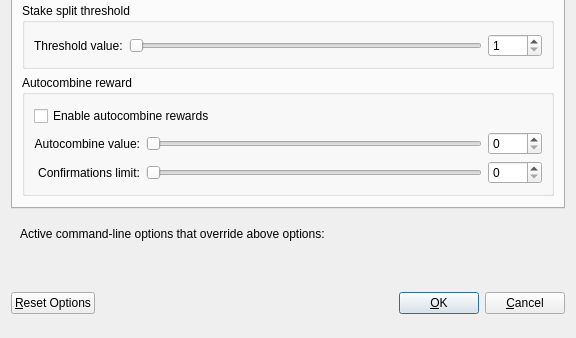
Old version of the form src/qt/forms/optionsdialog.ui in the repository UCCNetwork/ucc; both pictures show x 0 to 576 and y 162 to 500 of the 576 by 500 pixel window.
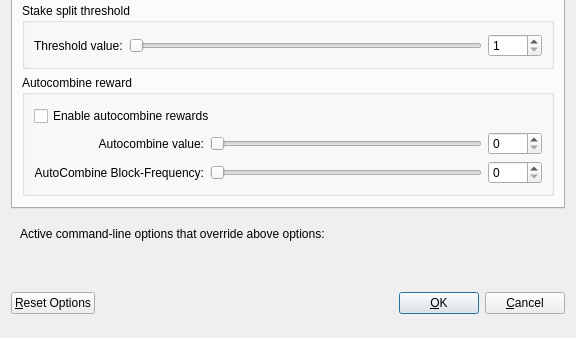
New version of the form. The open tabs and pages were chosen to show the change. Custom widgets are drawn as their Qt base class.

Patch:
```diff
--- a/src/qt/forms/optionsdialog.ui
+++ b/src/qt/forms/optionsdialog.ui
@@ -377,7 +377,7 @@
                   <string>Do not affect the inputs with the number of confirmations over the limit ( 0 = disabled, confirmations are not checked )</string>
                  </property>
                  <property name="text">
-                  <string>Confirmations limit:</string>
+                  <string>AutoCombine Block-Frequency:</string>
                  </property>
                  <property name="alignment">
                   <set>Qt::AlignRight|Qt::AlignTrailing|Qt::AlignVCenter</set>
@@ -390,7 +390,7 @@
                    <number>0</number>
                   </property>
                   <property name="maximum">
-                   <number>5000</number>
+                   <number>500</number>
                   </property>
                  <property name="orientation">
                   <enum>Qt::Horizontal</enum>
```
Left out of the diff: 8 changed lines with no effect on the pictures.
